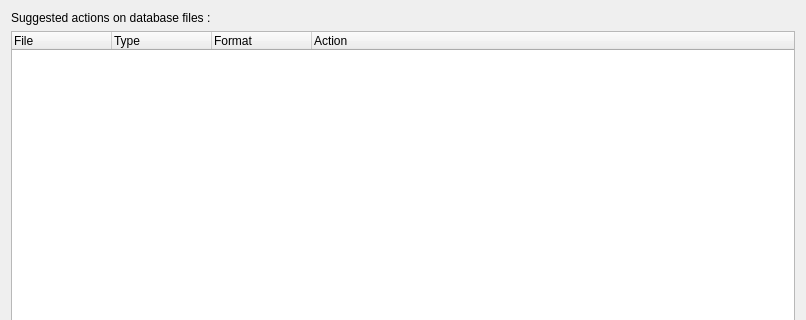
This is python/brainvisa/data/qt4gui/check.ui in brainvisa/axon as Qt 5 draws it before an edit; both pictures show x 0 to 806 and y 0 to 320 of the 806 by 497 pixel window. The edited form follows.
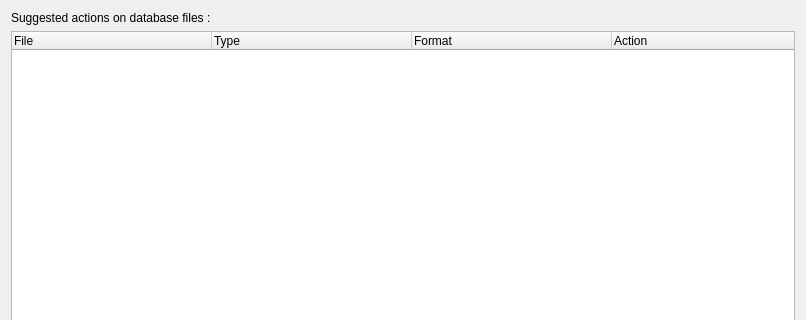
This is the edited form.

```diff
--- a/python/brainvisa/data/qt4gui/check.ui
+++ b/python/brainvisa/data/qt4gui/check.ui
@@ -36,10 +36,22 @@
     </widget>
    </item>
    <item>
-    <widget class="QTreeWidget" name="treeWidget" >
-     <property name="columnCount" >
+    <widget class="QTreeWidget" name="actionsList">
+     <property name="selectionMode">
+      <enum>QAbstractItemView::ExtendedSelection</enum>
+     </property>
+     <property name="rootIsDecorated">
+      <bool>false</bool>
+     </property>
+     <property name="columnCount">
       <number>4</number>
      </property>
+     <attribute name="headerDefaultSectionSize">
+      <number>200</number>
+     </attribute>
+     <attribute name="headerDefaultSectionSize">
+      <number>200</number>
+     </attribute>
      <column>
       <property name="text" >
        <string>File</string>
@@ -107,7 +119,7 @@
    </item>
   </layout>
  </widget>
- <layoutdefault spacing="6" margin="11" />
+ <layoutdefault spacing="6" margin="11"/>
  <pixmapfunction>qPixmapFromMimeSource</pixmapfunction>
  <resources/>
  <connections/>
```
Left out of the diff: 57 changed lines with no effect on the pictures.
